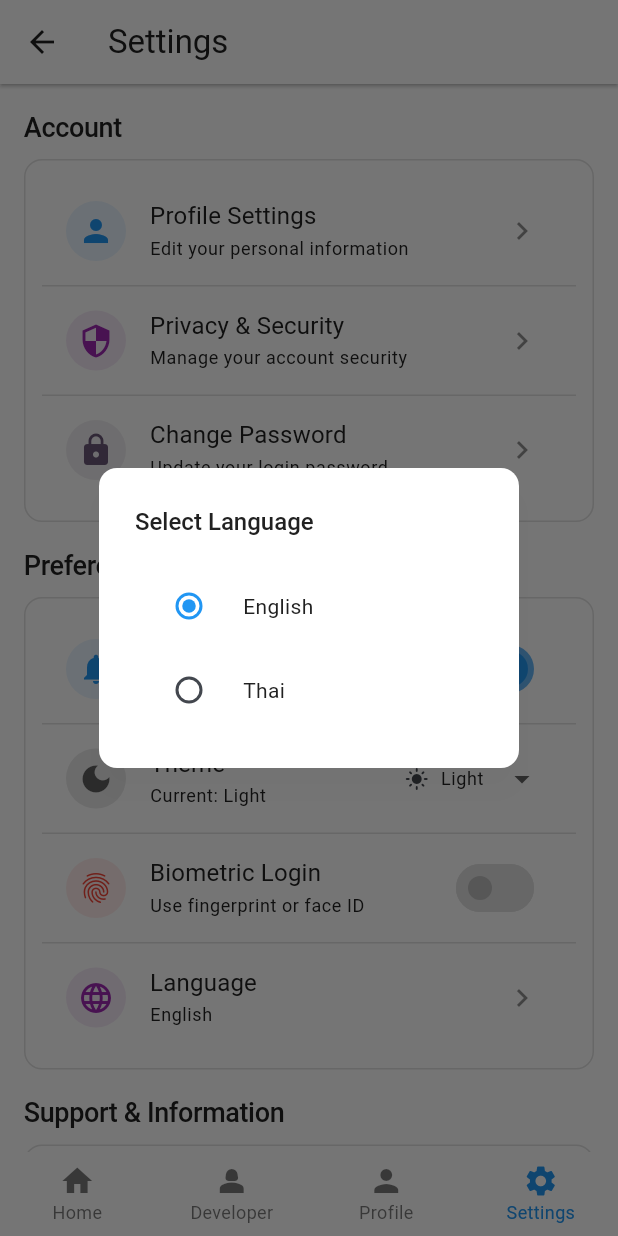
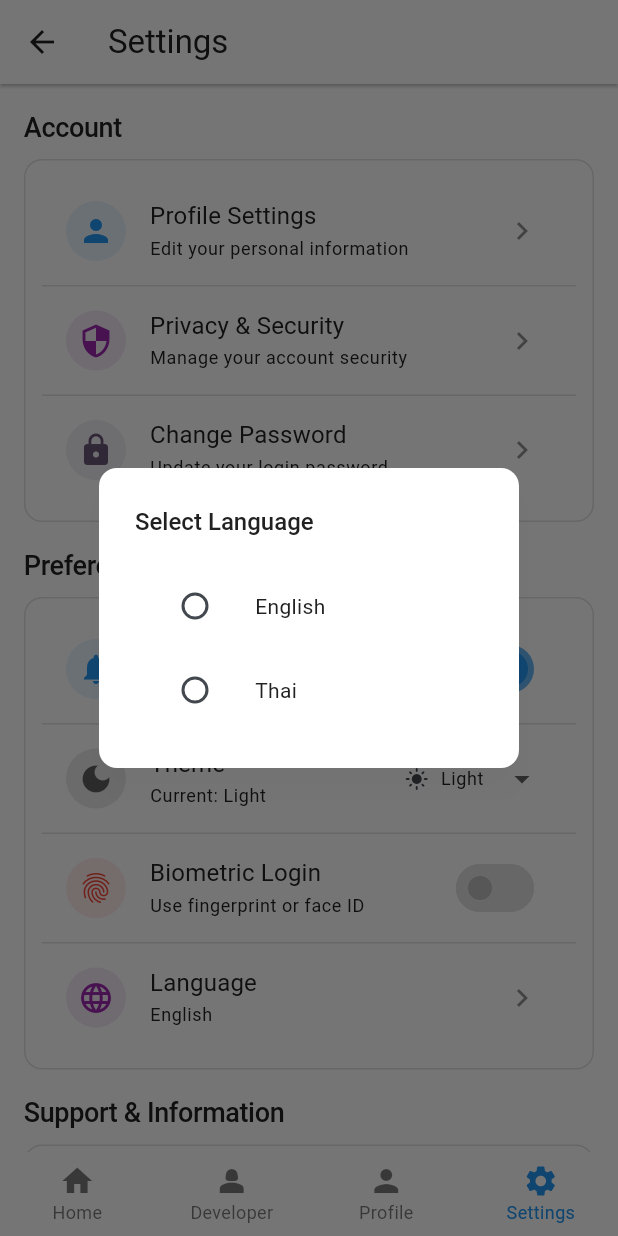
Before and after one commit to kitipong005/base_mobile_app, a Flutter app: the MainNavigation screen opened directly, item 4 of the bottom bar chosen, after a tap on "Language", on a phone screen of 412 x 824 dp. Run offline on Flutter 3.47's test engine with Material 3 defaults, Android fonts, the phone set to English and light mode, and no system bars; our stand-ins replace dio, equatable, flutter_bloc, get_it, hive, hive_flutter and 2 more; accounts and stored records are empty.

Commit message:
upgrade flutter version

```diff
--- a/lib/presentation/pages/developer_page.dart
+++ b/lib/presentation/pages/developer_page.dart
@@ -49,7 +49,7 @@ class _DeveloperPageState extends State<DeveloperPage> {
                               textAlign: TextAlign.center,
                             ),
                             AppSpacing.vSpaceXS,
-                            Text(
+                            const Text(
                               'Try the BLoC State Management demo below',
                               style: AppTypography.bodyMedium,
                               textAlign: TextAlign.center,
--- a/lib/presentation/pages/home_page.dart
+++ b/lib/presentation/pages/home_page.dart
@@ -33,7 +33,7 @@ class HomePage extends StatelessWidget {
                   AppSpacing.vSpaceMD,
                   ThemedText.h4('Welcome Home!'),
                   AppSpacing.vSpaceXS,
-                  Text(
+                  const Text(
                     'Your beautiful home page built with base widgets',
                     style: AppTypography.bodyMedium, // Auto-themed!
                     textAlign: TextAlign.center,
@@ -95,7 +95,7 @@ class HomePage extends StatelessWidget {
                     ],
                   ),
                   AppSpacing.vSpaceMD,
-                  Text(
+                  const Text(
                     'This is a Flutter app built with:',
                     style: AppTypography.bodyMedium, // Auto-themed!
                   ),
--- a/lib/presentation/pages/settings_page.dart
+++ b/lib/presentation/pages/settings_page.dart
@@ -259,7 +259,7 @@ class _SettingsPageState extends State<SettingsPage> {
       trailing: Switch(
         value: value,
         onChanged: onChanged,
-        activeColor: Theme.of(context).colorScheme.primary,
+        activeThumbColor: Theme.of(context).colorScheme.primary,
       ),
     );
   }
@@ -284,14 +284,14 @@ class _SettingsPageState extends State<SettingsPage> {
       trailing: DropdownButton<ThemeMode>(
         value: currentTheme,
         underline: const SizedBox.shrink(),
-        items: [
+        items: const [
           DropdownMenuItem(
             value: ThemeMode.light,
             child: Row(
               mainAxisSize: MainAxisSize.min,
               children: [
-                const Icon(Icons.light_mode, size: 16),
-                const SizedBox(width: 8),
+                Icon(Icons.light_mode, size: 16),
+                SizedBox(width: 8),
                 Text('Light', style: AppTypography.bodySmall),
               ],
             ),
@@ -301,8 +301,8 @@ class _SettingsPageState extends State<SettingsPage> {
             child: Row(
               mainAxisSize: MainAxisSize.min,
               children: [
-                const Icon(Icons.dark_mode, size: 16),
-                const SizedBox(width: 8),
+                Icon(Icons.dark_mode, size: 16),
+                SizedBox(width: 8),
                 Text('Dark', style: AppTypography.bodySmall),
               ],
             ),
@@ -312,8 +312,8 @@ class _SettingsPageState extends State<SettingsPage> {
             child: Row(
               mainAxisSize: MainAxisSize.min,
               children: [
-                const Icon(Icons.settings, size: 16),
-                const SizedBox(width: 8),
+                Icon(Icons.settings, size: 16),
+                SizedBox(width: 8),
                 Text('System', style: AppTypography.bodySmall),
               ],
             ),
@@ -348,34 +348,39 @@ class _SettingsPageState extends State<SettingsPage> {
           style: AppTypography.h6.themed(context),
         ),
         backgroundColor: Theme.of(context).colorScheme.surface,
-        content: Column(
+        content: RadioGroup<String>(
+          onChanged: (value) {
+            if (value != null) {
+              Navigator.pop(context, value);
+            }
+          },
+          child: Column(
             mainAxisSize: MainAxisSize.min,
             children: [
-            RadioListTile<String>(
+              ListTile(
                 title: const Text(
                   'English',
                   style: AppTypography.bodyMedium,
                 ),
+                leading: Radio<String>(
                   value: 'English',
-              groupValue: _selectedLanguage,
                   activeColor: Theme.of(context).colorScheme.primary,
-              onChanged: (value) {
-                Navigator.pop(context, value);
-              },
                 ),
-            RadioListTile<String>(
+                onTap: () => Navigator.pop(context, 'English'),
+              ),
+              ListTile(
                 title: const Text(
                   'Thai',
                   style: AppTypography.bodyMedium,
                 ),
+                leading: Radio<String>(
                   value: 'Thai',
-              groupValue: _selectedLanguage,
                   activeColor: Theme.of(context).colorScheme.primary,
-              onChanged: (value) {
-                Navigator.pop(context, value);
-              },
+                ),
+                onTap: () => Navigator.pop(context, 'Thai'),
               ),
             ],
+          ),
         ),
       ),
     );
--- a/lib/presentation/widgets/base/inputs/base_dropdown.dart
+++ b/lib/presentation/widgets/base/inputs/base_dropdown.dart
@@ -120,7 +120,7 @@ class BaseDropdown<T> extends StatelessWidget {
 
   Widget _buildDropdown(BuildContext context) {
     return DropdownButtonFormField<T>(
-      value: value,
+      initialValue: value,
       items: items
           .map((item) => DropdownMenuItem<T>(
                 value: item.value,
```
Also changed, not shown: pubspec.yaml (+9 -9 lines), pubspec.lock, 6 other files. Lines whose indentation alone changed are shown as unchanged.
